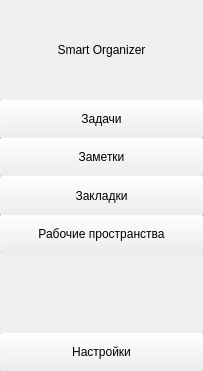
bozvan/SC_project, file src/ui/main_window.ui: the form before one commit.
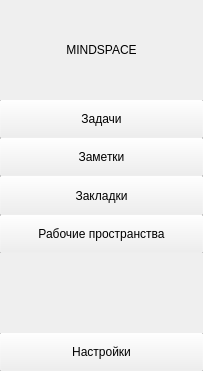
The form after the commit.

What changed in the file:
```diff
--- a/src/ui/main_window.ui
+++ b/src/ui/main_window.ui
@@ -13,6 +13,9 @@
   <property name="windowTitle">
    <string>Умный Органайзер</string>
   </property>
+  <property name="styleSheet">
+   <string notr="true"/>
+  </property>
   <widget class="QWidget" name="centralwidget">
    <layout class="QGridLayout" name="gridLayout">
     <property name="leftMargin">
@@ -244,8 +247,11 @@
             <height>16777215</height>
            </size>
           </property>
+          <property name="styleSheet">
+           <string notr="true"/>
+          </property>
           <property name="text">
-           <string>Smart Organizer</string>
+           <string>MINDSPACE</string>
           </property>
           <property name="alignment">
            <set>Qt::AlignCenter</set>
```
